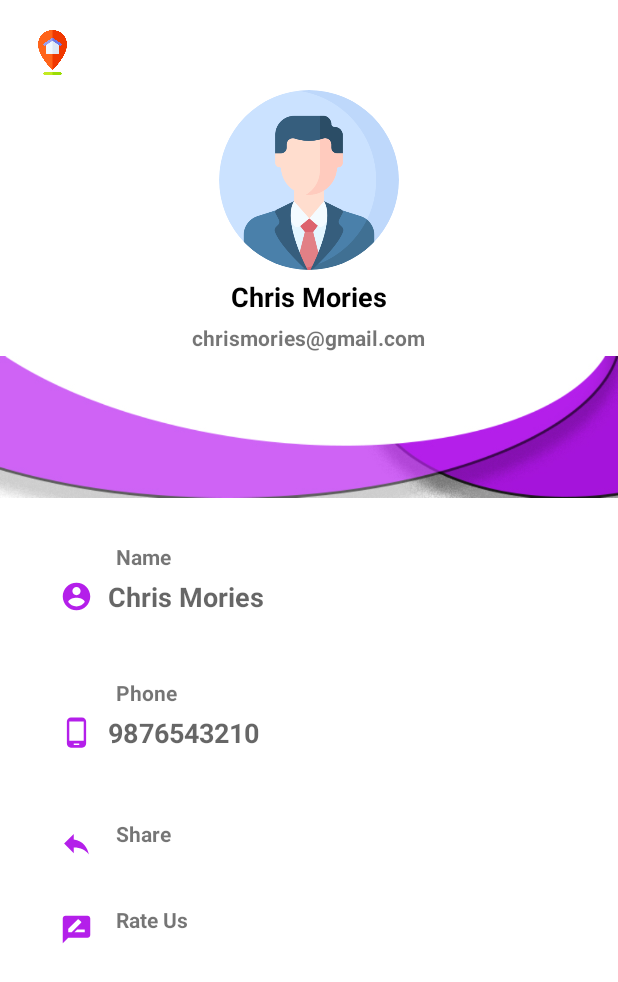
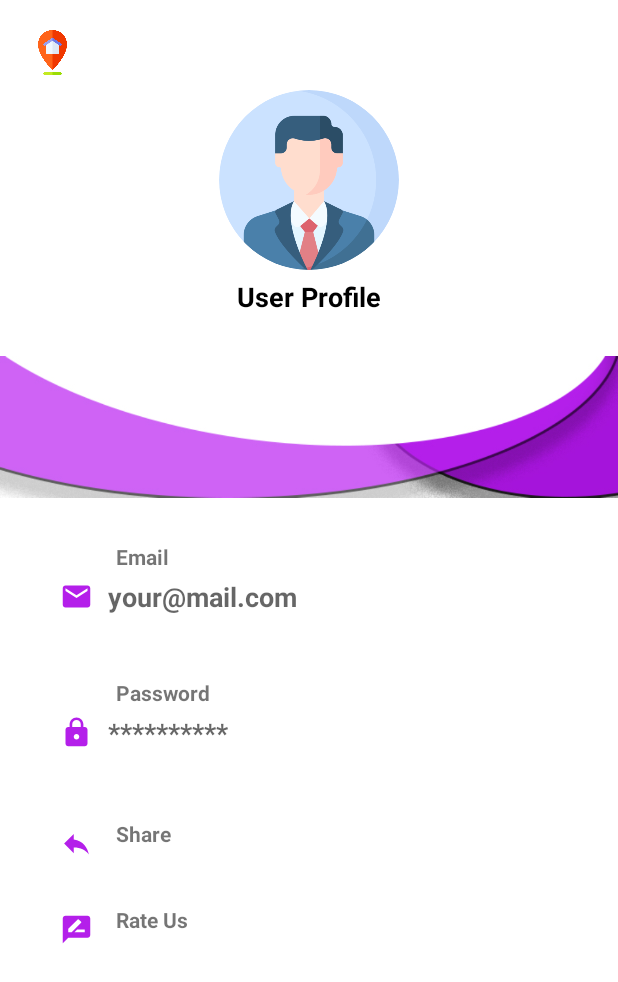
Before and after one commit to Nitheshnithu121/EventMang, an Android app: the UserProfile screen opened directly, with no data from a screen before it, on a phone screen of 412 x 824 dp. Shown: the top 982 px of the screen. Run offline under Robolectric (Android 15) with nearby library versions, the phone set to English and light mode, and no system bars; our stand-ins replace CircleImageView.

Commit message:
User Profile

```diff
--- a/app/src/main/java/com/example/eventmang/UserProfile.java
+++ b/app/src/main/java/com/example/eventmang/UserProfile.java
@@ -14,6 +14,9 @@ import android.widget.TextView;
 public class UserProfile extends AppCompatActivity {
     ImageView back;
     TextView share,rate_us;
+    String email,passwd;
+    EditText name,password;
+    TextView profile_email;
 
 
 
@@ -23,6 +26,20 @@ public class UserProfile extends AppCompatActivity {
         super.onCreate(savedInstanceState);
         getWindow().setFlags(WindowManager.LayoutParams.FLAG_FULLSCREEN, WindowManager.LayoutParams.FLAG_FULLSCREEN);
         setContentView(R.layout.activity_user_profile);
+
+
+        //profile details
+        name=findViewById(R.id.profile_name);
+        profile_email=findViewById(R.id.user_profile_email);
+        password=findViewById(R.id.profile_phone);
+        Intent intent=getIntent();
+        email=intent.getStringExtra("email");
+        passwd=intent.getStringExtra("password");
+        name.setText(email);
+        password.setText(passwd);
+        profile_email.setText(email);
+
+
 
         back=findViewById(R.id.back_image3);
         back.setOnClickListener(new View.OnClickListener() {
--- a/app/src/main/res/layout/activity_user_profile.xml
+++ b/app/src/main/res/layout/activity_user_profile.xml
@@ -27,7 +27,7 @@
         android:id="@+id/user_profile_name"
         android:layout_width="wrap_content"
         android:layout_height="wrap_content"
-        android:text="Chris Mories"
+        android:text="User Profile"
         android:textColor="#000"
         android:layout_below="@id/user_profile_image"
         android:layout_centerHorizontal="true"
@@ -78,7 +78,7 @@
                     android:layout_width="22dp"
                     android:layout_height="22dp"
                     android:layout_marginStart="10dp"
-                    android:src="@drawable/ic_accoun"
+                    android:src="@drawable/ic_email"
                     app:tint="#B41FEA" />
 
                 <EditText
@@ -86,11 +86,11 @@
                     android:layout_width="match_parent"
                     android:layout_height="55dp"
                     android:background="@null"
-                    android:hint="Chris Mories"
+                    android:hint="your@mail.com"
                     android:enabled="false"
                     android:imeOptions="actionNext"
                     android:importantForAutofill="no"
-                    android:inputType="text"
+                    android:inputType="textEmailAddress"
                     android:paddingStart="10dp"
                     android:paddingEnd="10dp"
                     android:textColor="@color/colorTextPrimary"
@@ -107,7 +107,7 @@
                 android:background="@color/colorWhite"
                 android:paddingStart="6dp"
                 android:paddingEnd="6dp"
-                android:text="Name"
+                android:text="Email"
                 android:textAllCaps="false"
                 android:textStyle="bold"
                 app:layout_constraintBottom_toTopOf="@id/layout_profile_name"
@@ -148,7 +148,7 @@
                     android:layout_width="22dp"
                     android:layout_height="22dp"
                     android:layout_marginStart="10dp"
-                    android:src="@drawable/ic_phone"
+                    android:src="@drawable/ic_lock"
                     app:tint="#B41FEA" />
 
                 <EditText
@@ -156,7 +156,7 @@
                     android:layout_width="match_parent"
                     android:layout_height="55dp"
                     android:background="@null"
-                    android:hint="9876543210"
+                    android:hint="**********"
                     android:imeOptions="actionNext"
                     android:importantForAutofill="no"
                     android:inputType="text"
@@ -177,7 +177,7 @@
                 android:background="@color/colorWhite"
                 android:paddingStart="6dp"
                 android:paddingEnd="6dp"
-                android:text="Phone"
+                android:text="Password"
                 android:textAllCaps="false"
                 android:textStyle="bold"
                 app:layout_constraintBottom_toTopOf="@id/layout_profile_phone"
```
Also changed, not shown: app/src/main/java/com/example/eventmang/HomeDashboard.java (+1 -10 lines), app/src/main/java/com/example/eventmang/Login.java (+10 -2 lines), app/src/main/res/layout/activity_home_dashboard.xml (+4 -15 lines).
